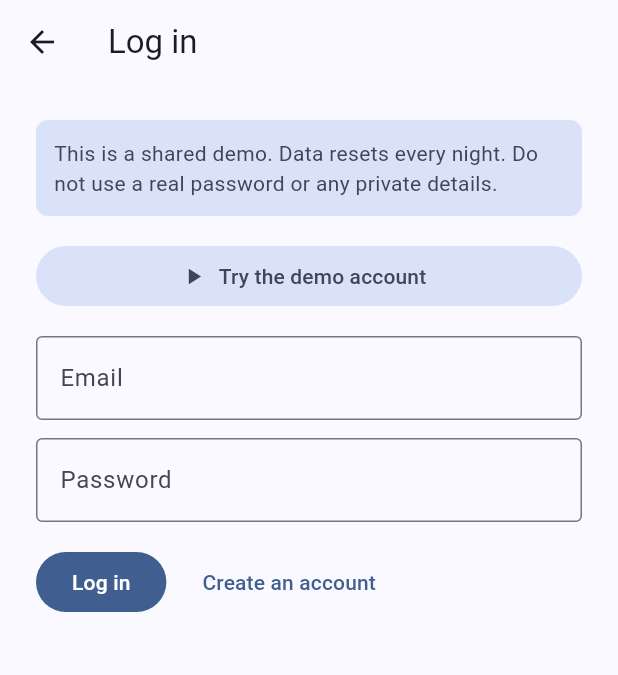
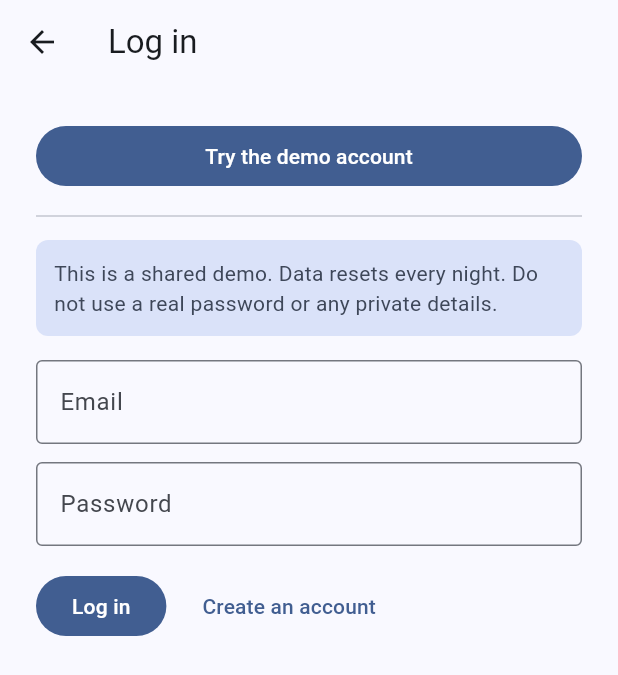
Before and after one commit to simple-api-dev/reviews-client, a Flutter app: the screen it shows after launch, after a tap on "Log in", on a phone screen of 412 x 824 dp. Shown: the top 675 px of the screen. Run offline on Flutter 3.47's test engine with Material 3 defaults, Android fonts, the phone set to English and light mode, and no system bars; missing offline and left inert: dart:js_interop; network calls fail.

Commit message:
Use the shared login layout and readable names
Co-Authored-By: Claude Opus 5.5 <noreply@anthropic.com>

```diff
--- a/lib/reviews_api.dart
+++ b/lib/reviews_api.dart
@@ -120,7 +120,7 @@ class ReviewsApi {
   /// goes in the JSON body (403 if wrong, 422 if missing). With [purge] the
   /// API also deletes your reviews, your comments, every comment on your
   /// reviews and all your votes (`?purge=true`); without it they stay,
-  /// attributed to your deleted user id. Either way all your sessions end.
+  /// shown under your name. Either way all your sessions end.
   Future<void> deleteAccount({required String password, bool purge = false}) async {
     await _send('DELETE', '/api/users/me', query: {if (purge) 'purge': 'true'}, body: {'password': password});
     token = null;
--- a/lib/screens/auth_screen.dart
+++ b/lib/screens/auth_screen.dart
@@ -72,17 +72,11 @@ class _AuthScreenState extends State<AuthScreen> {
     return Scaffold(
       appBar: AppBar(title: Text(_register ? 'Register' : 'Log in')),
       body: Centered(
+        maxWidth: 560,
         child: ListView(padding: const EdgeInsets.all(24), children: [
+          FilledButton(onPressed: _busy ? null : _demo, child: const Text('Try the demo account')),
+          const Divider(height: 32),
           const DemoNotice(),
-          const SizedBox(height: 16),
-          SizedBox(
-            width: double.infinity,
-            child: FilledButton.tonalIcon(
-              onPressed: _busy ? null : _demo,
-              icon: const Icon(Icons.play_arrow),
-              label: const Text('Try the demo account'),
-            ),
-          ),
           const SizedBox(height: 16),
           if (_register) ...[
             TextField(controller: _name, decoration: const InputDecoration(labelText: 'Name', border: OutlineInputBorder())),
@@ -106,7 +100,7 @@ class _AuthScreenState extends State<AuthScreen> {
           ),
           if (_error != null) Padding(padding: const EdgeInsets.only(top: 12), child: Text(_error!, style: TextStyle(color: Theme.of(context).colorScheme.error))),
           const SizedBox(height: 16),
-          Wrap(spacing: 12, children: [
+          Wrap(spacing: 12, runSpacing: 4, crossAxisAlignment: WrapCrossAlignment.center, children: [
             FilledButton(onPressed: _busy ? null : _submit, child: Text(_register ? 'Register' : 'Log in')),
             TextButton(
               onPressed: () => setState(() => _register = !_register),
--- a/lib/screens/delete_account_dialog.dart
+++ b/lib/screens/delete_account_dialog.dart
@@ -65,7 +65,7 @@ class _DeleteAccountDialogState extends State<DeleteAccountDialog> {
             value: _purge,
             onChanged: _busy ? null : (v) => setState(() => _purge = v ?? false),
             title: const Text('Also delete my reviews and comments'),
-            subtitle: const Text('Otherwise they stay on the site under your deleted user id.'),
+            subtitle: const Text('Otherwise they stay on the site under your name.'),
           ),
           if (_error != null) Text(_error!, style: TextStyle(color: Theme.of(context).colorScheme.error)),
         ]),
--- a/lib/screens/review_screen.dart
+++ b/lib/screens/review_screen.dart
@@ -61,7 +61,7 @@ class _ReviewScreenState extends State<ReviewScreen> {
   Widget build(BuildContext context) {
     final r = widget.review;
     return Scaffold(
-      appBar: AppBar(title: Text(r.subject)),
+      appBar: AppBar(title: Text(subjectName(r.subject))),
       body: Centered(
         child: Column(children: [
           Expanded(
@@ -73,7 +73,7 @@ class _ReviewScreenState extends State<ReviewScreen> {
                   child: Column(crossAxisAlignment: CrossAxisAlignment.start, children: [
                     Stars(r.rating),
                     Text(r.title, style: Theme.of(context).textTheme.titleLarge),
-                    Text('by ${r.author}', style: Theme.of(context).textTheme.bodySmall),
+                    Text(byAuthor(r.author), style: Theme.of(context).textTheme.bodySmall),
                     const SizedBox(height: 8),
                     Text(r.body),
                     const Divider(height: 32),
@@ -86,7 +86,7 @@ class _ReviewScreenState extends State<ReviewScreen> {
                 return ListView(children: [
                   header,
                   if (comments.isEmpty) const Padding(padding: EdgeInsets.symmetric(horizontal: 16), child: Text('No comments yet.')),
-                  for (final c in comments) ListTile(title: Text(c.body), subtitle: Text(c.author)),
+                  for (final c in comments) ListTile(title: Text(c.body), subtitle: Text(byAuthor(c.author))),
                 ]);
               },
             ),
--- a/lib/screens/reviews_screen.dart
+++ b/lib/screens/reviews_screen.dart
@@ -78,7 +78,7 @@ class _ReviewsScreenState extends State<ReviewsScreen> {
   @override
   Widget build(BuildContext context) {
     return Scaffold(
-      appBar: AppBar(title: Text(widget.subject)),
+      appBar: AppBar(title: Text(subjectName(widget.subject))),
       floatingActionButton: FloatingActionButton.extended(
         onPressed: _write,
         icon: const Icon(Icons.rate_review),
@@ -200,7 +200,7 @@ class _ReviewTile extends StatelessWidget {
           padding: const EdgeInsets.all(12),
           child: Column(crossAxisAlignment: CrossAxisAlignment.start, children: [
             Row(children: [Stars(review.rating), const SizedBox(width: 8), Expanded(child: Text(review.title, style: const TextStyle(fontWeight: FontWeight.w600)))]),
-            Text('by ${review.author}', style: Theme.of(context).textTheme.bodySmall),
+            Text(byAuthor(review.author), style: Theme.of(context).textTheme.bodySmall),
             if (review.body.isNotEmpty) Padding(padding: const EdgeInsets.only(top: 6), child: Text(review.body)),
             Row(children: [
               TextButton.icon(
@@ -266,7 +266,7 @@ class _WriteReviewDialogState extends State<_WriteReviewDialog> {
   @override
   Widget build(BuildContext context) {
     return AlertDialog(
-      title: Text('Review ${widget.subject}'),
+      title: Text('Review ${subjectName(widget.subject)}'),
       content: SingleChildScrollView(
         child: Column(mainAxisSize: MainAxisSize.min, children: [
           Row(children: [
--- a/lib/screens/subjects_screen.dart
+++ b/lib/screens/subjects_screen.dart
@@ -149,7 +149,7 @@ class _SubjectsScreenState extends State<SubjectsScreen> {
                     itemBuilder: (context, i) {
                       final s = subjects[i];
                       return ListTile(
-                        title: Text(s.name),
+                        title: Text(subjectName(s.name)),
                         subtitle: Text('${s.count} review${s.count == 1 ? '' : 's'}'),
                         trailing: Row(mainAxisSize: MainAxisSize.min, children: [
                           Stars(s.average),
--- a/lib/screens/ui.dart
+++ b/lib/screens/ui.dart
@@ -17,6 +17,17 @@ String describeError(Object e) {
     503 => 'The service is busy. Please try again shortly.',
     _ => e.message, // 401 login, 403, 409, 422 and the rest: the API's own message
   };
+}
+
+/// Who wrote something, for the screen. The API sends `author`, a name or null.
+String byAuthor(String? author) => 'by ${author ?? 'Unknown'}';
+
+/// A subject for reading: `blue-bike` shows as `Blue Bike`. The API only has the
+/// slug, and every call keeps using it. Text that is not a plain lowercase slug
+/// is shown as it was typed.
+String subjectName(String slug) {
+  if (!RegExp(r'^[a-z0-9]+([-_][a-z0-9]+)*$').hasMatch(slug)) return slug;
+  return slug.split(RegExp('[-_]')).map((word) => '${word[0].toUpperCase()}${word.substring(1)}').join(' ');
 }
 
 /// The leading item of a top-level app bar: back to the SimpleAPI home page, in the same tab.
@@ -68,13 +79,14 @@ class Stars extends StatelessWidget {
 
 /// Centers page content in a readable column on wide screens.
 class Centered extends StatelessWidget {
-  const Centered({super.key, required this.child});
+  const Centered({super.key, required this.child, this.maxWidth = 720});
 
   final Widget child;
+  final double maxWidth;
 
   @override
   Widget build(BuildContext context) =>
-      Align(alignment: Alignment.topCenter, child: ConstrainedBox(constraints: const BoxConstraints(maxWidth: 720), child: child));
+      Align(alignment: Alignment.topCenter, child: ConstrainedBox(constraints: BoxConstraints(maxWidth: maxWidth), child: child));
 }
 
 /// Said on the login and register screens. Same wording in all the SimpleAPI demos.
```
Also changed, not shown: lib/models.dart (+7 -4 lines), 2 other files.
